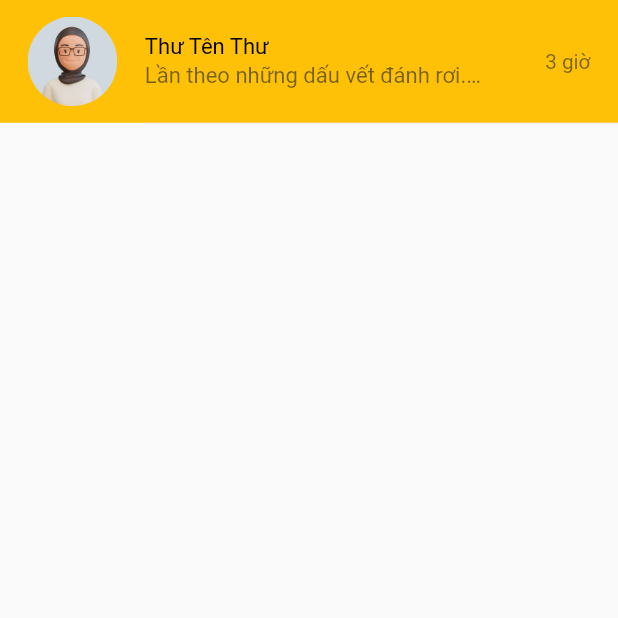
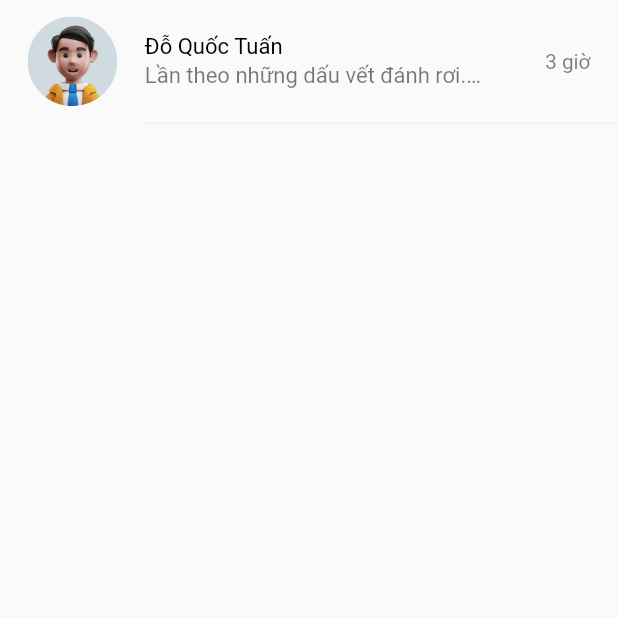
Before and after one commit to CongNgheMoi2024/app_zalo, a Flutter app: the HomeChatScreen screen opened directly, on a phone screen of 412 x 824 dp, the top half of it. Run offline on Flutter 3.47's test engine with Material 2 defaults, Android fonts, the phone set to English and light mode, and no system bars; our stand-ins replace cached_network_image, contacts_service, dio, flutter_bloc, flutter_svg, hive and 7 more; missing offline and left inert: envify, stomp_dart_client; accounts and stored records are empty.

Commit message:
done phase 2.1
done phase 2.1

```diff
--- a/lib/screens/home_chat/home_chat_screen.dart
+++ b/lib/screens/home_chat/home_chat_screen.dart
@@ -37,8 +37,6 @@ class _HomeChatScreenState extends State<HomeChatScreen> {
                           Navigator.pushNamed(
                               context, RouterName.chattingWithScreen);
                         },
-                        child: Container(
-                          color: Colors.amber,
                         child: Row(
                           children: [
                             Padding(
@@ -49,7 +47,7 @@ class _HomeChatScreenState extends State<HomeChatScreen> {
                                   bottom: 12.sp),
                               child: ClipRRect(
                                 borderRadius: BorderRadius.circular(60),
-                                  child: ImageAssets.pngAsset(Png.imgUserGirl,
+                                child: ImageAssets.pngAsset(Png.imgUserBoy,
                                     width: 65.sp,
                                     height: 65.sp,
                                     fit: BoxFit.cover),
@@ -60,7 +58,7 @@ class _HomeChatScreenState extends State<HomeChatScreen> {
                                 crossAxisAlignment: CrossAxisAlignment.start,
                                 children: [
                                   Text(
-                                      "Thư Tên Thư",
+                                    "Đỗ Quốc Tuấn",
                                     style: text16.black.regular,
                                   ),
                                   SizedBox(
@@ -88,7 +86,6 @@ class _HomeChatScreenState extends State<HomeChatScreen> {
                           ],
                         ),
                       ),
-                      ),
                       Container(
                         height: 0.5.sp,
                         width: width,
--- a/lib/screens/splash/splash_screen.dart
+++ b/lib/screens/splash/splash_screen.dart
@@ -21,8 +21,7 @@ class _SplashScreenState extends State<SplashScreen> {
       const Duration(milliseconds: 2500),
       () {
         if (accessToken != "") {
-          Navigator.pushReplacementNamed(
-              context, RouterName.uploadAvatarScreen);
+          Navigator.pushReplacementNamed(context, RouterName.dashboardScreen);
         } else {
           Navigator.pushReplacementNamed(context, RouterName.onBoardingScreen);
         }
```
Lines whose indentation alone changed are shown as unchanged.
